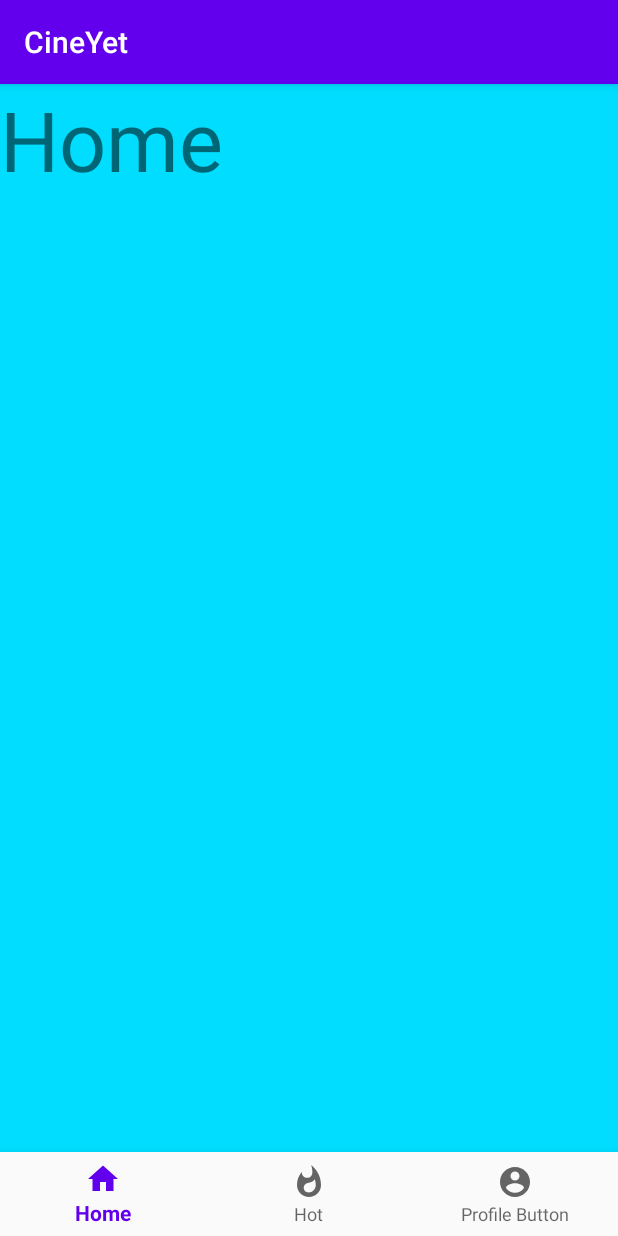
After one commit to varlanan/CineYet, an Android app: the HomeActivity screen opened directly, with no data from a screen before it, on a phone screen of 412 x 824 dp. The commit adds this screen. Run offline under Robolectric (Android 15) with nearby library versions, the phone set to English and light mode, and no system bars.

Commit message:
added taskbar to toggle btw profile, home and community

```diff
--- a/app/build.gradle
+++ b/app/build.gradle
@@ -27,6 +27,7 @@ dependencies {
     implementation fileTree(dir: 'libs', include: ['*.jar'])
 
     implementation 'androidx.appcompat:appcompat:1.0.2'
+    implementation 'com.google.android.material:material:1.0.0'
     implementation 'androidx.constraintlayout:constraintlayout:1.1.3'
     implementation 'androidx.recyclerview:recyclerview:1.0.0'
 
--- a/app/src/main/AndroidManifest.xml
+++ b/app/src/main/AndroidManifest.xml
@@ -19,6 +19,7 @@
             </intent-filter>
         </activity>
         <activity android:name=".MoviePageActivity"/>
+        <activity android:name=".HomeActivity"/>
     </application>
 
 </manifest>
--- /dev/null
+++ b/app/src/main/java/com/fist/cineyet/HomeActivity.java
@@ -0,0 +1,45 @@
+package com.fist.cineyet;
+
+import android.os.Bundle;
+import android.view.MenuItem;
+
+import androidx.annotation.NonNull;
+import androidx.annotation.Nullable;
+import androidx.appcompat.app.AppCompatActivity;
+import androidx.fragment.app.Fragment;
+
+import com.google.android.material.bottomnavigation.BottomNavigationView;
+
+public class HomeActivity extends AppCompatActivity {
+    @Override
+    protected void onCreate(@Nullable Bundle savedInstanceState) {
+        super.onCreate(savedInstanceState);
+        setContentView(R.layout.activity_home_page);
+        BottomNavigationView botNav=findViewById(R.id.bottom_nav);
+        botNav.setOnNavigationItemSelectedListener(myListener);
+         getSupportFragmentManager().beginTransaction().replace(R.id.fragment_container,new HomeFragment()).commit();
+    }
+    private BottomNavigationView.OnNavigationItemSelectedListener myListener=new BottomNavigationView.OnNavigationItemSelectedListener() {
+        @Override
+        public boolean onNavigationItemSelected(@NonNull MenuItem menuItem) {
+            Fragment selectedFrag=null;
+            switch(menuItem.getItemId()){
+                case R.id.nav_home:
+                    selectedFrag=new HomeFragment();
+                    break;
+                case R.id.nav_hot:
+                    selectedFrag=new HotFragment();
+                    break;
+                case R.id.nav_profile:
+                    selectedFrag=new profile_page();
+                    break;
+
+            }
+            getSupportFragmentManager().beginTransaction().replace(R.id.fragment_container,selectedFrag).commit();
+
+            return true;
+
+        }
+    };
+
+}
--- /dev/null
+++ b/app/src/main/java/com/fist/cineyet/HomeFragment.java
@@ -0,0 +1,18 @@
+package com.fist.cineyet;
+
+import android.os.Bundle;
+import android.view.LayoutInflater;
+import android.view.View;
+import android.view.ViewGroup;
+
+import androidx.annotation.NonNull;
+import androidx.annotation.Nullable;
+import androidx.fragment.app.Fragment;
+
+public class HomeFragment extends Fragment {
+    @Nullable
+    @Override
+    public View onCreateView(@NonNull LayoutInflater inflater, @Nullable ViewGroup container, @Nullable Bundle savedInstanceState) {
+        return inflater.inflate(R.layout.fragment_home, container, false);
+    }
+}
--- /dev/null
+++ b/app/src/main/res/drawable/ic_account_circle_black_24dp.xml
@@ -0,0 +1,9 @@
+<vector xmlns:android="http://schemas.android.com/apk/res/android"
+        android:width="24dp"
+        android:height="24dp"
+        android:viewportWidth="24.0"
+        android:viewportHeight="24.0">
+    <path
+        android:fillColor="#FF000000"
+        android:pathData="M12,2C6.48,2 2,6.48 2,12s4.48,10 10,10 10,-4.48 10,-10S17.52,2 12,2zM12,5c1.66,0 3,1.34 3,3s-1.34,3 -3,3 -3,-1.34 -3,-3 1.34,-3 3,-3zM12,19.2c-2.5,0 -4.71,-1.28 -6,-3.22 0.03,-1.99 4,-3.08 6,-3.08 1.99,0 5.97,1.09 6,3.08 -1.29,1.94 -3.5,3.22 -6,3.22z"/>
+</vector>
--- /dev/null
+++ b/app/src/main/res/drawable/ic_home_black_24dp.xml
@@ -0,0 +1,9 @@
+<vector xmlns:android="http://schemas.android.com/apk/res/android"
+        android:width="24dp"
+        android:height="24dp"
+        android:viewportWidth="24.0"
+        android:viewportHeight="24.0">
+    <path
+        android:fillColor="#FF000000"
+        android:pathData="M10,20v-6h4v6h5v-8h3L12,3 2,12h3v8z"/>
+</vector>
--- /dev/null
+++ b/app/src/main/res/drawable/ic_whatshot_black_24dp.xml
@@ -0,0 +1,9 @@
+<vector xmlns:android="http://schemas.android.com/apk/res/android"
+        android:width="24dp"
+        android:height="24dp"
+        android:viewportWidth="24.0"
+        android:viewportHeight="24.0">
+    <path
+        android:fillColor="#FF000000"
+        android:pathData="M13.5,0.67s0.74,2.65 0.74,4.8c0,2.06 -1.35,3.73 -3.41,3.73 -2.07,0 -3.63,-1.67 -3.63,-3.73l0.03,-0.36C5.21,7.51 4,10.62 4,14c0,4.42 3.58,8 8,8s8,-3.58 8,-8C20,8.61 17.41,3.8 13.5,0.67zM11.71,19c-1.78,0 -3.22,-1.4 -3.22,-3.14 0,-1.62 1.05,-2.76 2.81,-3.12 1.77,-0.36 3.6,-1.21 4.62,-2.58 0.39,1.29 0.59,2.65 0.59,4.04 0,2.65 -2.15,4.8 -4.8,4.8z"/>
+</vector>
--- /dev/null
+++ b/app/src/main/res/layout/activity_home_page.xml
@@ -0,0 +1,21 @@
+<?xml version="1.0" encoding="utf-8"?>
+<RelativeLayout xmlns:android="http://schemas.android.com/apk/res/android"
+    android:layout_width="match_parent"
+    android:layout_height="match_parent"
+    xmlns:app="http://schemas.android.com/apk/res-auto"
+    xmlns:tools="http://schemas.android.com/tools">
+
+    <FrameLayout
+        android:id="@+id/fragment_container"
+        android:layout_width="match_parent"
+        android:layout_height="match_parent"
+        android:layout_above="@id/bottom_nav"/>
+    <com.google.android.material.bottomnavigation.BottomNavigationView
+        android:id="@+id/bottom_nav"
+        android:layout_width="match_parent"
+        android:layout_height="wrap_content"
+        android:layout_alignParentBottom="true"
+        android:background="?android:attr/windowBackground"
+        app:menu="@menu/bottom_nav" />
+
+</RelativeLayout>
--- /dev/null
+++ b/app/src/main/res/layout/fragment_home.xml
@@ -0,0 +1,18 @@
+<?xml version="1.0" encoding="utf-8"?>
+<androidx.constraintlayout.widget.ConstraintLayout
+    xmlns:android="http://schemas.android.com/apk/res/android"
+    xmlns:tools="http://schemas.android.com/tools"
+    android:layout_width="match_parent"
+    android:layout_height="match_parent"
+    android:background="@android:color/holo_blue_bright"
+    >
+
+    <TextView
+        android:layout_width="wrap_content"
+        android:layout_height="wrap_content"
+        android:text="Home"
+        android:textSize="25pt"
+        tools:layout_editor_absoluteX="127dp"
+        tools:layout_editor_absoluteY="326dp" />
+
+</androidx.constraintlayout.widget.ConstraintLayout>
--- /dev/null
+++ b/app/src/main/res/menu/bottom_nav.xml
@@ -0,0 +1,12 @@
+<?xml version="1.0" encoding="utf-8"?>
+<menu xmlns:android="http://schemas.android.com/apk/res/android">
+    <item android:id="@+id/nav_home"
+    android:icon="@drawable/ic_home_black_24dp"
+    android:title="Home"/>
+    <item android:id="@+id/nav_hot"
+        android:icon="@drawable/ic_whatshot_black_24dp"
+        android:title="Hot"/>
+    <item android:id="@+id/nav_profile"
+        android:icon="@drawable/ic_account_circle_black_24dp"
+        android:title="Profile Button"/>
+</menu>
```
Also changed, not shown: app/src/main/java/com/fist/cineyet/HotFragment.java (added, +18 -0 lines), app/src/main/java/com/fist/cineyet/MainActivity.java (+7 -1 lines), app/src/main/java/com/fist/cineyet/ProfileFragment.java (added, +18 -0 lines), app/src/main/java/com/fist/cineyet/profile_page.java (+27 -7 lines), app/src/main/res/layout/fragment_hot.xml (added, +18 -0 lines).
